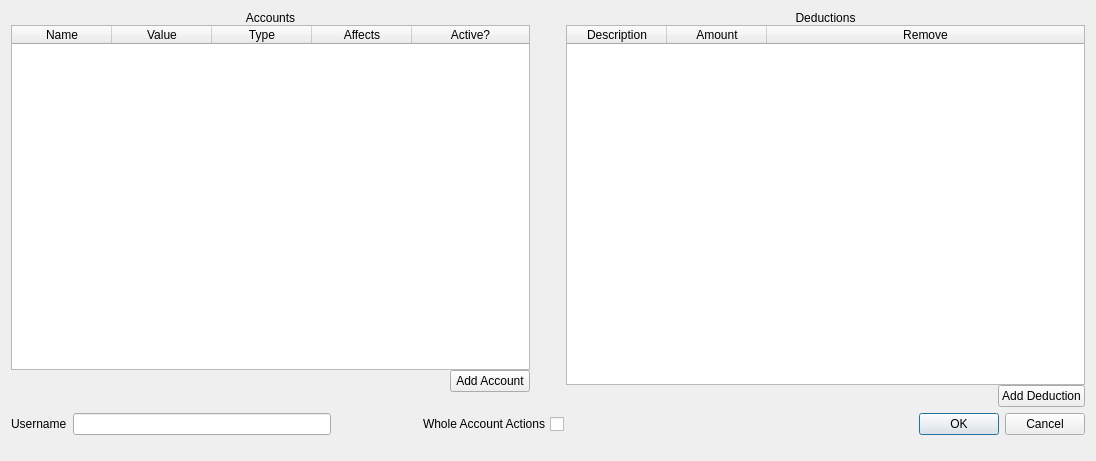
Old version of the form preferences.ui in the repository dwong/budse.
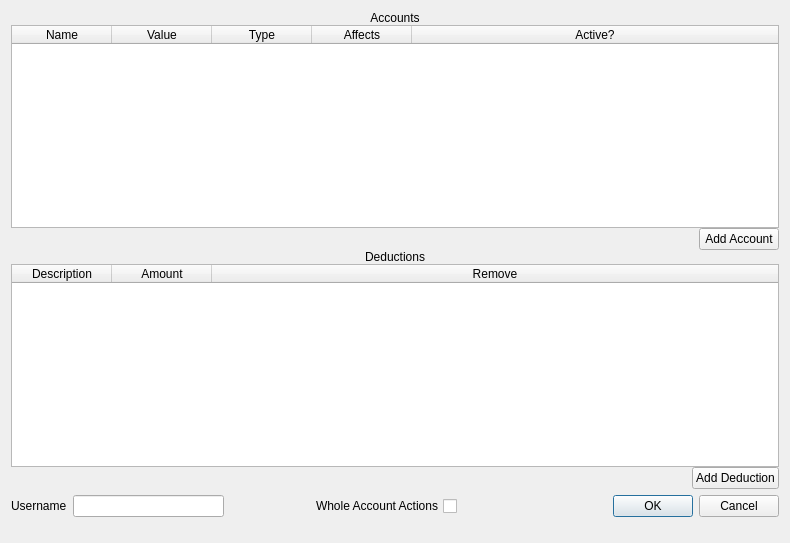
New version of the form.

Commit message: Redesigned preferences look

```diff
--- a/preferences.ui
+++ b/preferences.ui
@@ -6,8 +6,8 @@
    <rect>
     <x>0</x>
     <y>0</y>
-    <width>1096</width>
-    <height>461</height>
+    <width>790</width>
+    <height>543</height>
    </rect>
   </property>
   <property name="windowTitle">
@@ -17,18 +17,10 @@
    <item row="0" column="0">
     <layout class="QHBoxLayout" name="horizontalLayout_6">
      <item>
-      <layout class="QVBoxLayout" name="verticalLayout_2">
+      <layout class="QVBoxLayout" name="verticalLayout">
        <property name="spacing">
         <number>0</number>
        </property>
-       <property name="topMargin">
-        <number>0</number>
-       </property>
-       <property name="bottomMargin">
-        <number>15</number>
-       </property>
-       <item>
-        <layout class="QHBoxLayout" name="horizontalLayout_2">
          <item>
           <widget class="QLabel" name="label_4">
            <property name="text">
@@ -39,8 +31,8 @@
            </property>
           </widget>
          </item>
-        </layout>
-       </item>
+       <item>
+        <layout class="QHBoxLayout" name="horizontalLayout">
        <item>
         <widget class="QTableWidget" name="accountsTable">
          <property name="sizePolicy">
@@ -61,9 +53,6 @@
          <attribute name="horizontalHeaderHighlightSections">
           <bool>false</bool>
          </attribute>
-         <attribute name="horizontalHeaderMinimumSectionSize">
-          <number>3</number>
-         </attribute>
          <attribute name="horizontalHeaderStretchLastSection">
           <bool>true</bool>
          </attribute>
@@ -112,6 +101,8 @@
          </column>
         </widget>
        </item>
+        </layout>
+       </item>
        <item>
         <layout class="QHBoxLayout" name="horizontalLayout_4">
          <item>
@@ -136,31 +127,6 @@
          </item>
         </layout>
        </item>
-      </layout>
-     </item>
-     <item>
-      <spacer name="horizontalSpacer_3">
-       <property name="orientation">
-        <enum>Qt::Horizontal</enum>
-       </property>
-       <property name="sizeType">
-        <enum>QSizePolicy::Fixed</enum>
-       </property>
-       <property name="sizeHint" stdset="0">
-        <size>
-         <width>30</width>
-         <height>20</height>
-        </size>
-       </property>
-      </spacer>
-     </item>
-     <item>
-      <layout class="QVBoxLayout" name="verticalLayout">
-       <property name="spacing">
-        <number>0</number>
-       </property>
-       <item>
-        <layout class="QHBoxLayout" name="horizontalLayout">
          <item>
           <widget class="QLabel" name="label_3">
            <property name="text">
@@ -171,8 +137,6 @@
            </property>
           </widget>
          </item>
-        </layout>
-       </item>
        <item>
         <widget class="QTableWidget" name="deductionsTable">
          <attribute name="horizontalHeaderStretchLastSection">
```
Left out of the diff: 6 changed lines with no effect on the pictures. Lines whose indentation alone changed are shown as unchanged.
